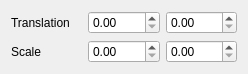
The window that Project2/ui/transformwidget.ui (jesusdz/AGP) describes before a commit, drawn with Qt 5.
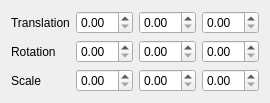
The same window after the commit.

Commit message: Transform widget updated

The edit to the form file:
```diff
--- a/Project2/ui/transformwidget.ui
+++ b/Project2/ui/transformwidget.ui
@@ -6,8 +6,8 @@
    <rect>
     <x>0</x>
     <y>0</y>
-    <width>248</width>
-    <height>68</height>
+    <width>250</width>
+    <height>96</height>
    </rect>
   </property>
   <property name="sizePolicy">
@@ -19,18 +19,24 @@
   <property name="windowTitle">
    <string>Transform</string>
   </property>
-  <layout class="QVBoxLayout" name="verticalLayout">
-   <item>
+  <layout class="QFormLayout" name="formLayout">
+   <item row="0" column="0">
+    <widget class="QLabel" name="label">
+     <property name="text">
+      <string>Translation</string>
+     </property>
+    </widget>
+   </item>
+   <item row="0" column="1">
     <layout class="QHBoxLayout" name="horizontalLayout">
-     <item>
-      <widget class="QLabel" name="label">
-       <property name="text">
-        <string>Translation</string>
-       </property>
-      </widget>
-     </item>
      <item>
       <widget class="QDoubleSpinBox" name="spinTx">
+       <property name="sizePolicy">
+        <sizepolicy hsizetype="Fixed" vsizetype="Fixed">
+         <horstretch>0</horstretch>
+         <verstretch>0</verstretch>
+        </sizepolicy>
+       </property>
        <property name="frame">
         <bool>true</bool>
        </property>
@@ -41,6 +47,12 @@
      </item>
      <item>
       <widget class="QDoubleSpinBox" name="spinTy">
+       <property name="sizePolicy">
+        <sizepolicy hsizetype="Fixed" vsizetype="Fixed">
+         <horstretch>0</horstretch>
+         <verstretch>0</verstretch>
+        </sizepolicy>
+       </property>
        <property name="frame">
         <bool>true</bool>
        </property>
@@ -49,19 +61,88 @@
        </property>
       </widget>
      </item>
+     <item>
+      <widget class="QDoubleSpinBox" name="spinTz">
+       <property name="sizePolicy">
+        <sizepolicy hsizetype="Fixed" vsizetype="Fixed">
+         <horstretch>0</horstretch>
+         <verstretch>0</verstretch>
+        </sizepolicy>
+       </property>
+      </widget>
+     </item>
     </layout>
    </item>
-   <item>
+   <item row="1" column="0">
+    <widget class="QLabel" name="label_4">
+     <property name="text">
+      <string>Rotation</string>
+     </property>
+    </widget>
+   </item>
+   <item row="1" column="1">
+    <layout class="QHBoxLayout" name="horizontalLayout_2">
+     <item>
+      <widget class="QDoubleSpinBox" name="spinRx">
+       <property name="sizePolicy">
+        <sizepolicy hsizetype="Fixed" vsizetype="Fixed">
+         <horstretch>0</horstretch>
+         <verstretch>0</verstretch>
+        </sizepolicy>
+       </property>
+       <property name="frame">
+        <bool>true</bool>
+       </property>
+       <property name="buttonSymbols">
+        <enum>QAbstractSpinBox::UpDownArrows</enum>
+       </property>
+      </widget>
+     </item>
+     <item>
+      <widget class="QDoubleSpinBox" name="spinRy">
+       <property name="sizePolicy">
+        <sizepolicy hsizetype="Fixed" vsizetype="Fixed">
+         <horstretch>0</horstretch>
+         <verstretch>0</verstretch>
+        </sizepolicy>
+       </property>
+       <property name="frame">
+        <bool>true</bool>
+       </property>
+       <property name="buttonSymbols">
+        <enum>QAbstractSpinBox::UpDownArrows</enum>
+       </property>
+      </widget>
+     </item>
+     <item>
+      <widget class="QDoubleSpinBox" name="spinRz">
+       <property name="sizePolicy">
+        <sizepolicy hsizetype="Fixed" vsizetype="Fixed">
+         <horstretch>0</horstretch>
+         <verstretch>0</verstretch>
+        </sizepolicy>
+       </property>
+      </widget>
+     </item>
+    </layout>
+   </item>
+   <item row="2" column="0">
+    <widget class="QLabel" name="label_3">
+     <property name="text">
+      <string>Scale</string>
+     </property>
+    </widget>
+   </item>
+   <item row="2" column="1">
     <layout class="QHBoxLayout" name="horizontalLayout_3">
-     <item>
-      <widget class="QLabel" name="label_3">
-       <property name="text">
-        <string>Scale</string>
-       </property>
-      </widget>
-     </item>
      <item>
       <widget class="QDoubleSpinBox" name="spinSx">
+       <property name="sizePolicy">
+        <sizepolicy hsizetype="Fixed" vsizetype="Fixed">
+         <horstretch>0</horstretch>
+         <verstretch>0</verstretch>
+        </sizepolicy>
+       </property>
        <property name="frame">
         <bool>true</bool>
        </property>
@@ -72,6 +153,12 @@
      </item>
      <item>
       <widget class="QDoubleSpinBox" name="spinSy">
+       <property name="sizePolicy">
+        <sizepolicy hsizetype="Fixed" vsizetype="Fixed">
+         <horstretch>0</horstretch>
+         <verstretch>0</verstretch>
+        </sizepolicy>
+       </property>
        <property name="frame">
         <bool>true</bool>
        </property>
@@ -80,6 +167,16 @@
        </property>
       </widget>
      </item>
+     <item>
+      <widget class="QDoubleSpinBox" name="spinSz">
+       <property name="sizePolicy">
+        <sizepolicy hsizetype="Fixed" vsizetype="Fixed">
+         <horstretch>0</horstretch>
+         <verstretch>0</verstretch>
+        </sizepolicy>
+       </property>
+      </widget>
+     </item>
     </layout>
    </item>
   </layout>
```
The commit also changes 3 other files.
